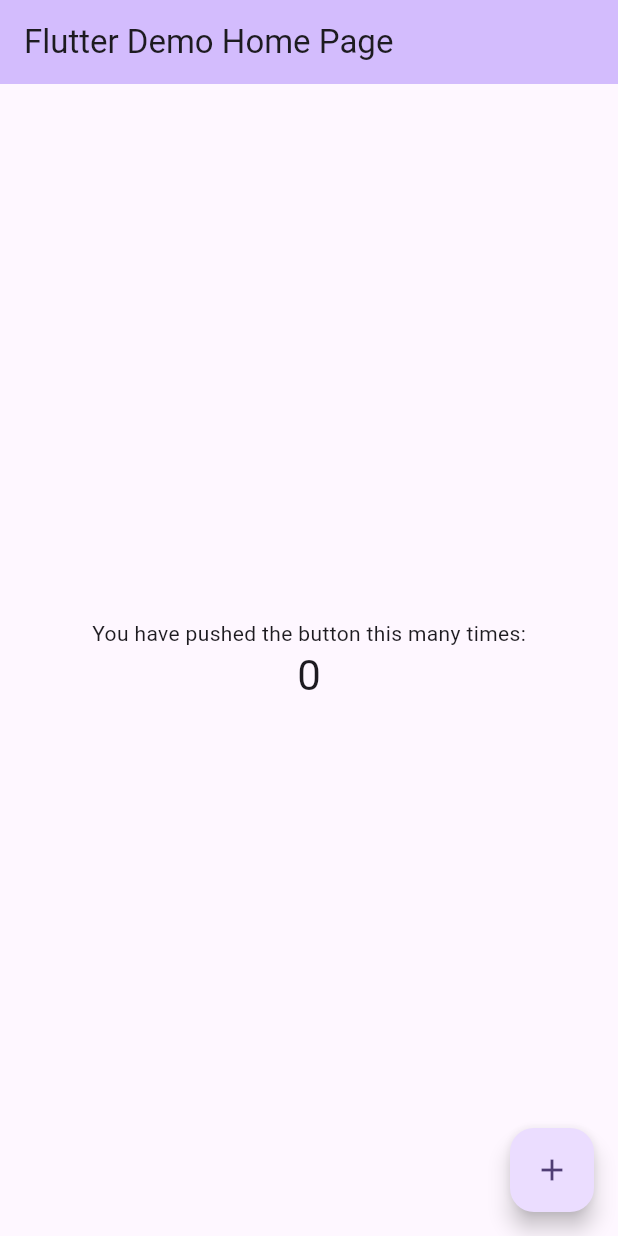
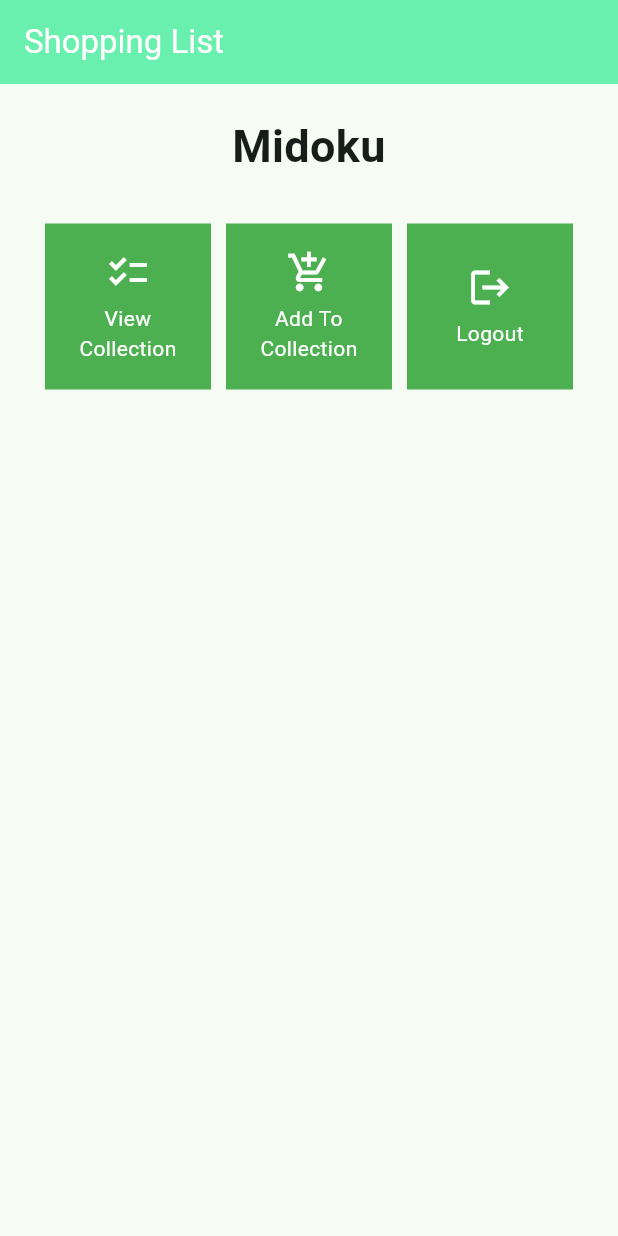
Before and after one commit to TomoriNow/flutter-midoku-final, a Flutter app: the screen it shows after launch, on a phone screen of 412 x 824 dp. Run offline on Flutter 3.47's test engine with Material 2 defaults, Android fonts, the phone set to English and light mode, and no system bars.

Commit message:
added basic template for catalog

```diff
--- /dev/null
+++ b/lib/catalog.dart
@@ -0,0 +1,114 @@
+import 'package:flutter/material.dart';
+
+
+class MyHomePage extends StatelessWidget {
+  MyHomePage({Key? key}) : super(key: key);
+
+  final List<ShopItem> items = [
+    ShopItem("View Collection", Icons.checklist),
+    ShopItem("Add To Collection", Icons.add_shopping_cart),
+    ShopItem("Logout", Icons.logout),
+  ];
+
+  @override
+  Widget build(BuildContext context) {
+    return Scaffold(
+      appBar: AppBar(
+        title: const Text(
+          'Shopping List',
+        ),
+        backgroundColor: Colors.greenAccent,
+        foregroundColor: Colors.white,
+      ),
+      body: SingleChildScrollView(
+        // Scrolling wrapper widget
+        child: Padding(
+          padding: const EdgeInsets.all(10.0), // Set padding for the page
+          child: Column(
+            // Widget to display children vertically
+            children: <Widget>[
+              const Padding(
+                padding: EdgeInsets.only(top: 10.0, bottom: 10.0),
+                // Text widget to display text with center alignment and appropriate style
+                child: Text(
+                  'Midoku', // Text indicating the shop name
+                  textAlign: TextAlign.center,
+                  style: TextStyle(
+                    fontSize: 30,
+                    fontWeight: FontWeight.bold,
+                  ),
+                ),
+              ),
+              // Grid layout
+              GridView.count(
+                // Container for our cards.
+                primary: true,
+                padding: const EdgeInsets.all(20),
+                crossAxisSpacing: 10,
+                mainAxisSpacing: 10,
+                crossAxisCount: 3,
+                shrinkWrap: true,
+                children: items.map((ShopItem item) {
+                  // Iteration for each item
+                  return ShopCard(item);
+                }).toList(),
+              ),
+            ],
+          ),
+        ),
+      ),
+    );
+  }
+}
+
+class ShopItem {
+  final String name;
+  final IconData icon;
+
+  ShopItem(this.name, this.icon);
+}
+
+class ShopCard extends StatelessWidget {
+  final ShopItem item;
+
+  const ShopCard(this.item, {Key? key}); // Constructor
+
+  @override
+  Widget build(BuildContext context) {
+    return Material(
+      color: Colors.green,
+      child: InkWell(
+        // Responsive touch area
+        onTap: () {
+          // Show a SnackBar when clicked
+          ScaffoldMessenger.of(context)
+            ..hideCurrentSnackBar()
+            ..showSnackBar(SnackBar(
+                content: Text("You pressed the ${item.name} button!")));
+        },
+        child: Container(
+          // Container to hold Icon and Text
+          padding: const EdgeInsets.all(8),
+          child: Center(
+            child: Column(
+              mainAxisAlignment: MainAxisAlignment.center,
+              children: [
+                Icon(
+                  item.icon,
+                  color: Colors.white,
+                  size: 30.0,
+                ),
+                const Padding(padding: EdgeInsets.all(3)),
+                Text(
+                  item.name,
+                  textAlign: TextAlign.center,
+                  style: const TextStyle(color: Colors.white),
+                ),
+              ],
+            ),
+          ),
+        ),
+      ),
+    );
+  }
+}
--- a/lib/main.dart
+++ b/lib/main.dart
@@ -1,4 +1,5 @@
 import 'package:flutter/material.dart';
+import 'package:midoku/catalog.dart';
 
 void main() {
   runApp(const MyApp());
@@ -11,115 +12,12 @@
   @override
   Widget build(BuildContext context) {
     return MaterialApp(
-      title: 'Flutter Demo',
+      title: 'Midoku',
       theme: ThemeData(
-        // This is the theme of your application.
-        //
-        // TRY THIS: Try running your application with "flutter run". You'll see
-        // the application has a blue toolbar. Then, without quitting the app,
-        // try changing the seedColor in the colorScheme below to Colors.green
-        // and then invoke "hot reload" (save your changes or press the "hot
-        // reload" button in a Flutter-supported IDE, or press "r" if you used
-        // the command line to start the app).
-        //
-        // Notice that the counter didn't reset back to zero; the application
-        // state is not lost during the reload. To reset the state, use hot
-        // restart instead.
-        //
-        // This works for code too, not just values: Most code changes can be
-        // tested with just a hot reload.
-        colorScheme: ColorScheme.fromSeed(seedColor: Colors.deepPurple),
+        colorScheme: ColorScheme.fromSeed(seedColor: Colors.greenAccent),
         useMaterial3: true,
       ),
-      home: const MyHomePage(title: 'Flutter Demo Home Page'),
+      home: MyHomePage(),
     );
   }
 }
-
-class MyHomePage extends StatefulWidget {
-  const MyHomePage({super.key, required this.title});
-
-  // This widget is the home page of your application. It is stateful, meaning
-  // that it has a State object (defined below) that contains fields that affect
-  // how it looks.
-
-  // This class is the configuration for the state. It holds the values (in this
-  // case the title) provided by the parent (in this case the App widget) and
-  // used by the build method of the State. Fields in a Widget subclass are
-  // always marked "final".
-
-  final String title;
-
-  @override
-  State<MyHomePage> createState() => _MyHomePageState();
-}
-
-class _MyHomePageState extends State<MyHomePage> {
-  int _counter = 0;
-
-  void _incrementCounter() {
-    setState(() {
-      // This call to setState tells the Flutter framework that something has
-      // changed in this State, which causes it to rerun the build method below
-      // so that the display can reflect the updated values. If we changed
-      // _counter without calling setState(), then the build method would not be
-      // called again, and so nothing would appear to happen.
-      _counter++;
-    });
-  }
-
-  @override
-  Widget build(BuildContext context) {
-    // This method is rerun every time setState is called, for instance as done
-    // by the _incrementCounter method above.
-    //
-    // The Flutter framework has been optimized to make rerunning build methods
-    // fast, so that you can just rebuild anything that needs updating rather
-    // than having to individually change instances of widgets.
-    return Scaffold(
-      appBar: AppBar(
-        // TRY THIS: Try changing the color here to a specific color (to
-        // Colors.amber, perhaps?) and trigger a hot reload to see the AppBar
-        // change color while the other colors stay the same.
-        backgroundColor: Theme.of(context).colorScheme.inversePrimary,
-        // Here we take the value from the MyHomePage object that was created by
-        // the App.build method, and use it to set our appbar title.
-        title: Text(widget.title),
-      ),
-      body: Center(
-        // Center is a layout widget. It takes a single child and positions it
-        // in the middle of the parent.
-        child: Column(
-          // Column is also a layout widget. It takes a list of children and
-          // arranges them vertically. By default, it sizes itself to fit its
-          // children horizontally, and tries to be as tall as its parent.
-          //
-          // Column has various properties to control how it sizes itself and
-          // how it positions its children. Here we use mainAxisAlignment to
-          // center the children vertically; the main axis here is the vertical
-          // axis because Columns are vertical (the cross axis would be
-          // horizontal).
-          //
-          // TRY THIS: Invoke "debug painting" (choose the "Toggle Debug Paint"
-          // action in the IDE, or press "p" in the console), to see the
-          // wireframe for each widget.
-          mainAxisAlignment: MainAxisAlignment.center,
-          children: <Widget>[
-            const Text(
-              'You have pushed the button this many times:',
-            ),
-            Text(
-              '$_counter',
-              style: Theme.of(context).textTheme.headlineMedium,
-            ),
-          ],
-        ),
-      ),
-      floatingActionButton: FloatingActionButton(
-        onPressed: _incrementCounter,
-        tooltip: 'Increment',
-        child: const Icon(Icons.add),
-      ), // This trailing comma makes auto-formatting nicer for build methods.
-    );
-  }
-}
```
